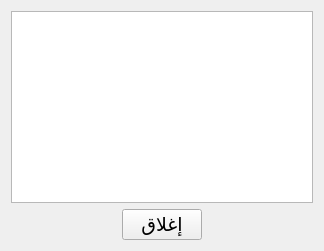
Before: the Qt Designer form ui/PopupWindow.ui in a-atalla/azan, drawn with Qt 5.
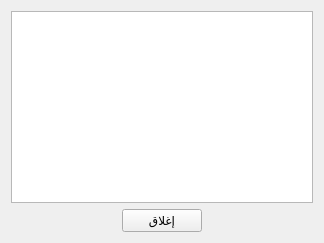
After: the same form once the commit is applied. Icons and pictures are not drawn.

Commit message: Change style _not complete_

What changed in the file:
```diff
--- a/ui/PopupWindow.ui
+++ b/ui/PopupWindow.ui
@@ -10,21 +10,12 @@
     <height>239</height>
    </rect>
   </property>
-  <property name="font">
-   <font>
-    <family>KacstQurn</family>
-    <pointsize>14</pointsize>
-   </font>
-  </property>
   <property name="windowTitle">
    <string>Form</string>
   </property>
   <property name="layoutDirection">
    <enum>Qt::RightToLeft</enum>
   </property>
-  <property name="styleSheet">
-   <string notr="true">background-image: url(:/images/images/back.png);</string>
-  </property>
   <layout class="QVBoxLayout" name="verticalLayout">
    <item>
     <widget class="QTextEdit" name="txtPopup">
```
Left out of the diff: 8 changed lines with no effect on the pictures. The commit also changes 55 other files.
